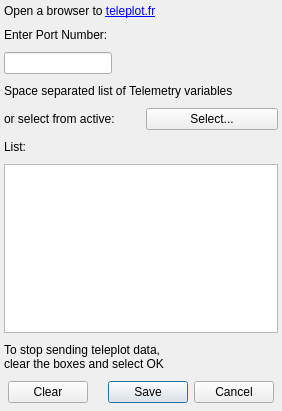
This is SM/teleplot.ui in walmis/VPforce-TelemFFB as Qt 5 draws it before an edit. The edited form follows.
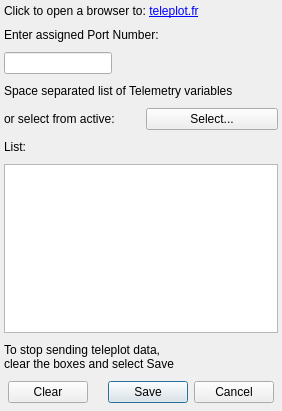
This is the edited form.

Commit message: teleplot ui wording cleanup

What changed in the file:
```diff
--- a/SM/teleplot.ui
+++ b/SM/teleplot.ui
@@ -67,7 +67,7 @@
        <item row="1" column="0">
         <widget class="QLabel" name="label_2">
          <property name="text">
-          <string>Enter Port Number:</string>
+          <string>Enter assigned Port Number:</string>
          </property>
         </widget>
        </item>
@@ -115,7 +115,7 @@
        <item row="0" column="0">
         <widget class="QLabel" name="label">
          <property name="text">
-          <string>Open a browser to &lt;a href=&quot;https://teleplot.fr/&quot;&gt;teleplot.fr&lt;/a&gt;</string>
+          <string>Click to open a browser to: &lt;a href=&quot;https://teleplot.fr/&quot;&gt;teleplot.fr&lt;/a&gt;</string>
          </property>
         </widget>
        </item>
@@ -125,7 +125,7 @@
       <widget class="QLabel" name="label_5">
        <property name="text">
         <string>To stop sending teleplot data,
-clear the boxes and select OK</string>
+clear the boxes and select Save</string>
        </property>
       </widget>
      </item>
```
The commit also changes 2 other files.
